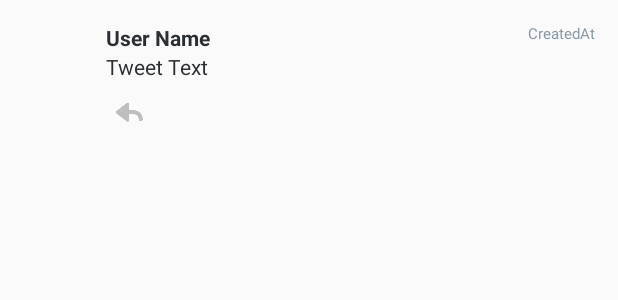
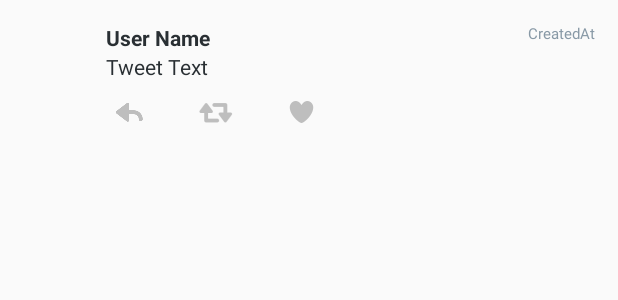
Before and after one commit to kkanchamreddy/MyTweetsApp, an Android app: the layout item_tweet.xml on its own in the app's theme, with its tools: preview values and no code run, on a phone screen of 412 x 824 dp. Shown: the top 300 px of the screen. Run offline under Robolectric (Android 15) with nearby library versions, the phone set to English and light mode, and no system bars.

Commit message:
Add Retweet & Like to layout

```diff
--- a/app/src/main/res/layout/item_tweet.xml
+++ b/app/src/main/res/layout/item_tweet.xml
@@ -63,7 +63,38 @@
             android:src="@drawable/ic_reply"
             android:layout_alignStart="@id/tvBody"
             android:layout_below="@+id/ivEmbeddedimage"
+            android:layout_marginBottom="-5dp"
+            android:layout_marginEnd="25dp"/>
+
+        <ImageView
+            android:layout_width="wrap_content"
+            android:layout_height="wrap_content"
+            android:id="@+id/ivReTweetIcon"
+            android:src="@drawable/ic_retweet"
+            android:layout_toEndOf="@id/ivReplyToIcon"
+            android:layout_below="@+id/ivEmbeddedimage"
+            android:layout_marginEnd="25dp"
             android:layout_marginBottom="-5dp"/>
+
+        <ImageView
+            android:layout_width="wrap_content"
+            android:layout_height="wrap_content"
+            android:id="@+id/ivLikeIcon"
+            android:src="@drawable/ic_like"
+            android:layout_toEndOf="@id/ivReTweetIcon"
+            android:layout_below="@+id/ivEmbeddedimage"
+            android:layout_marginBottom="-5dp"/>
+
+        <TextView
+            android:layout_width="wrap_content"
+            android:layout_height="wrap_content"
+            android:textColor="#8899a6"
+            android:textSize="15sp"
+            android:id="@+id/tvLikeCount"
+            android:layout_marginTop="5dp"
+            android:layout_alignBottom="@id/ivLikeIcon"
+            android:layout_toEndOf="@id/ivLikeIcon"
+            android:layout_below="@+id/ivEmbeddedimage"/>
 
 
     </RelativeLayout>
```
Also changed, not shown: app/src/main/res/drawable-hdpi/ic_like.png (added), app/src/main/res/drawable-hdpi/ic_liked.png (added), app/src/main/res/drawable-hdpi/ic_retweet.png (added), app/src/main/res/drawable-mdpi/ic_like.png (added), app/src/main/res/drawable-mdpi/ic_liked.png (added), app/src/main/res/drawable-mdpi/ic_retweet.png (added), app/src/main/res/drawable-xhdpi/ic_like.png (added), app/src/main/res/drawable-xhdpi/ic_liked.png (added), app/src/main/res/drawable-xhdpi/ic_retweet.png (added), app/src/main/res/drawable-xxhdpi/ic_like.png (added), app/src/main/res/drawable-xxhdpi/ic_liked.png (added), app/src/main/res/drawable-xxhdpi/ic_retweet.png (added).
